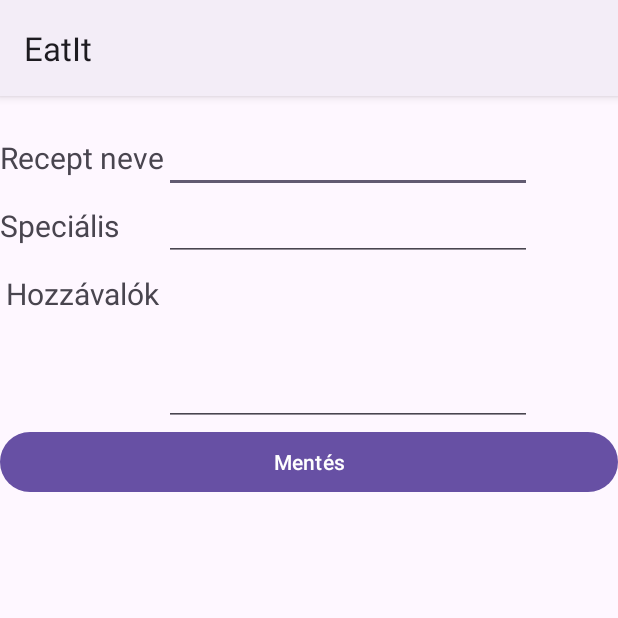
After one commit to Szoldzsi/EatIt, an Android app: the RecipeActivity screen opened directly, with no data from a screen before it, on a phone screen of 412 x 824 dp, the top half of it. The commit adds this screen. Run offline under Robolectric (Android 15) with nearby library versions, the phone set to English and light mode, and no system bars; our stand-ins replace Firebase (no records; nobody signed in at launch, a user with empty details on screens opened directly).

Commit message:
Új recept hozzáadása+meglévő receptek kilistázása

```diff
--- a/app/build.gradle
+++ b/app/build.gradle
@@ -41,4 +41,5 @@ dependencies {
     testImplementation 'junit:junit:4.13.2'
     androidTestImplementation 'androidx.test.ext:junit:1.1.3'
     androidTestImplementation 'androidx.test.espresso:espresso-core:3.4.0'
+    implementation 'com.firebaseui:firebase-ui-database:8.0.2'
 }
--- /dev/null
+++ b/app/src/main/java/com/example/eatit/RecipeActivity.java
@@ -0,0 +1,83 @@
+package com.example.eatit;
+
+import androidx.annotation.NonNull;
+import androidx.appcompat.app.AppCompatActivity;
+
+import android.content.Intent;
+import android.os.Bundle;
+import android.text.TextUtils;
+import android.view.View;
+import android.widget.Button;
+import android.widget.EditText;
+import android.widget.TextView;
+import android.widget.Toast;
+
+import com.google.android.gms.tasks.OnCompleteListener;
+import com.google.android.gms.tasks.Task;
+import com.google.firebase.database.FirebaseDatabase;
+
+public class RecipeActivity extends AppCompatActivity {
+
+    String username;
+    TextView tw;
+    EditText ingredients, special, recipeName;
+    Button saveBtn;
+
+    @Override
+    protected void onCreate(Bundle savedInstanceState) {
+        super.onCreate(savedInstanceState);
+        setContentView(R.layout.activity_recipe);
+
+        tw = findViewById(R.id.usernameTw);
+        ingredients = findViewById(R.id.ingredientsText);
+        special = findViewById(R.id.specialText);
+        recipeName = findViewById(R.id.recipeText);
+        saveBtn = findViewById(R.id.saveBtn);
+
+
+
+        Intent intent = getIntent();
+        username = intent.getStringExtra("username");
+        tw.setText(username);
+
+        saveBtn.setOnClickListener(new View.OnClickListener() {
+            @Override
+            public void onClick(View v) {
+                String recipe_Name = recipeName.getText().toString();
+                String special_mark = special.getText().toString();
+                String ingredients_list = ingredients.getText().toString();
+
+                if (TextUtils.isEmpty(recipe_Name)){
+                    Toast.makeText(RecipeActivity.this, "Hiányzó recept név!", Toast.LENGTH_SHORT).show();
+                    return;
+                }
+                if (TextUtils.isEmpty(ingredients_list)){
+                    Toast.makeText(RecipeActivity.this, "Hiányzó hozzávalók!", Toast.LENGTH_SHORT).show();
+                    return;
+                }
+
+                Recipe recipe = new Recipe(recipe_Name, special_mark, ingredients_list);
+
+                try {
+                    FirebaseDatabase.getInstance().getReference("Recipes").child(username).push().setValue(recipe).addOnCompleteListener(new OnCompleteListener<Void>() {
+                        @Override
+                        public void onComplete(@NonNull Task<Void> task) {
+                            if (task.isSuccessful()){
+                                Toast.makeText(RecipeActivity.this, "Recept sikeresen elmentve!", Toast.LENGTH_SHORT).show();
+                                Intent intent = new Intent(getApplicationContext(), MainActivity.class);
+                                startActivity(intent);
+                                finish();
+                            }else{
+                                Toast.makeText(RecipeActivity.this, "Hiba!", Toast.LENGTH_SHORT).show();
+                            }
+                        }
+                    });
+                }catch (Exception e){
+                    System.out.println("Hiba!");
+                }
+
+            }
+        });
+
+    }
+}
--- /dev/null
+++ b/app/src/main/res/layout/activity_recipe.xml
@@ -0,0 +1,85 @@
+<?xml version="1.0" encoding="utf-8"?>
+<LinearLayout xmlns:android="http://schemas.android.com/apk/res/android"
+    xmlns:app="http://schemas.android.com/apk/res-auto"
+    xmlns:tools="http://schemas.android.com/tools"
+    android:layout_width="match_parent"
+    android:layout_height="match_parent"
+    android:orientation="vertical"
+    tools:context=".RecipeActivity">
+
+    <TextView
+        android:id="@+id/usernameTw"
+        android:layout_width="match_parent"
+        android:layout_height="wrap_content" />
+
+    <TableLayout
+        android:layout_width="match_parent"
+        android:layout_height="wrap_content">
+
+        <TableRow
+            android:layout_width="match_parent"
+            android:layout_height="match_parent" >
+
+            <TextView
+                android:id="@+id/recipeName"
+                android:layout_width="wrap_content"
+                android:layout_height="wrap_content"
+                android:text="Recept neve"
+                android:textSize="20sp" />
+
+            <EditText
+                android:id="@+id/recipeText"
+                android:layout_width="245dp"
+                android:layout_height="wrap_content"
+                android:ems="10"
+                android:inputType="textPersonName" />
+        </TableRow>
+
+        <TableRow
+            android:layout_width="match_parent"
+            android:layout_height="match_parent" >
+
+            <TextView
+                android:id="@+id/specialMarker"
+                android:layout_width="wrap_content"
+                android:layout_height="wrap_content"
+                android:text="Speciális"
+                android:textSize="20sp" />
+
+            <EditText
+                android:id="@+id/specialText"
+                android:layout_width="wrap_content"
+                android:layout_height="wrap_content"
+                android:ems="10"
+                android:inputType="textPersonName" />
+        </TableRow>
+
+        <TableRow
+            android:layout_width="match_parent"
+            android:layout_height="match_parent" >
+
+            <TextView
+                android:id="@+id/ingredientsTw"
+                android:layout_width="wrap_content"
+                android:layout_height="wrap_content"
+                android:gravity="center"
+                android:text="Hozzávalók"
+                android:textSize="20sp" />
+
+            <EditText
+                android:id="@+id/ingredientsText"
+                android:layout_width="wrap_content"
+                android:layout_height="110dp"
+                android:ems="10"
+                android:gravity="start|top"
+                android:inputType="textMultiLine" />
+        </TableRow>
+
+    </TableLayout>
+
+    <Button
+        android:id="@+id/saveBtn"
+        android:layout_width="match_parent"
+        android:layout_height="wrap_content"
+        android:text="Mentés" />
+</LinearLayout>
--- a/build.gradle
+++ b/build.gradle
@@ -1,6 +1,7 @@
 buildscript {
     dependencies {
         classpath 'com.google.gms:google-services:4.3.15'
+
     }
 }// Top-level build file where you can add configuration options common to all sub-projects/modules.
 plugins {
```
Also changed, not shown: app/src/main/AndroidManifest.xml (+13 -6 lines), app/src/main/java/com/example/eatit/MainActivity.java (+52 -5 lines), app/src/main/java/com/example/eatit/Recipe.java (added, +38 -0 lines), app/src/main/java/com/example/eatit/RecipeAdapter.java (added, +64 -0 lines), app/src/main/java/com/example/eatit/RecipeListActivity.java (added, +102 -0 lines), app/src/main/res/layout/activity_main.xml (+16 -2 lines), app/src/main/res/layout/activity_recipe_list.xml (added, +20 -0 lines), app/src/main/res/layout/list_item_recipe.xml (added, +30 -0 lines).
